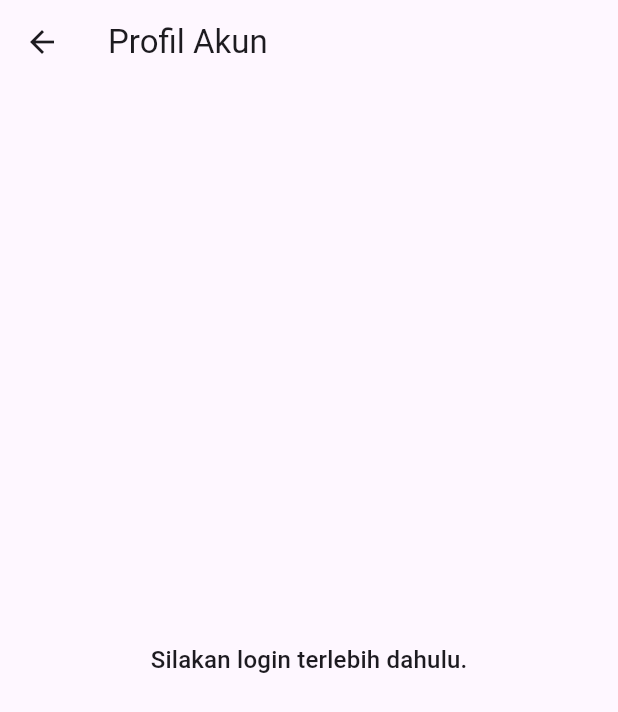
After one commit to fakur0388/sewa_mobil, a Flutter app: the ProfileScreen screen opened by its route, on a phone screen of 412 x 824 dp. The commit adds this screen. Shown: the top 712 px of the screen. Run offline on Flutter 3.47's test engine with Material 3 defaults, Android fonts, the phone set to English and light mode, and no system bars.

Commit message:
add profile screen and navigation to it from home screen

```diff
--- a/lib/main.dart
+++ b/lib/main.dart
@@ -6,6 +6,7 @@ import 'ui/screens/checkout_screen.dart';
 import 'ui/screens/home_screen.dart';
 import 'ui/screens/login_screen.dart';
 import 'ui/screens/orders_screen.dart';
+import 'ui/screens/profile_screen.dart';
 import 'ui/screens/register_screen.dart';
 import 'ui/screens/welcome_screen.dart';
 
@@ -36,6 +37,7 @@ class MyApp extends StatelessWidget {
         '/car': (_) => const CarDetailScreen(),
         '/checkout': (_) => const CheckoutScreen(),
         '/orders': (_) => const OrdersScreen(),
+        '/profile': (_) => const ProfileScreen(),
       },
       onUnknownRoute: (settings) {
         return MaterialPageRoute(
--- a/lib/ui/screens/home_screen.dart
+++ b/lib/ui/screens/home_screen.dart
@@ -22,6 +22,11 @@ class HomeScreen extends StatelessWidget {
             onPressed: () => Navigator.of(context).pushNamed('/orders'),
             tooltip: 'Riwayat',
             icon: const Icon(Icons.history),
+          ),
+          IconButton(
+            onPressed: () => Navigator.of(context).pushNamed('/profile'),
+            tooltip: 'Profil',
+            icon: const Icon(Icons.person),
           ),
           IconButton(
             onPressed: () {
--- /dev/null
+++ b/lib/ui/screens/profile_screen.dart
@@ -0,0 +1,120 @@
+import 'package:flutter/material.dart';
+
+import '../../services/auth_service.dart';
+
+class ProfileScreen extends StatelessWidget {
+  const ProfileScreen({super.key});
+
+  @override
+  Widget build(BuildContext context) {
+    final userName = AuthService.currentUserName;
+
+    return Scaffold(
+      appBar: AppBar(title: const Text('Profil Akun')),
+      body: SafeArea(
+        child: Padding(
+          padding: const EdgeInsets.all(16),
+          child: userName == null
+              ? Center(
+                  child: Text(
+                    'Silakan login terlebih dahulu.',
+                    style: Theme.of(context).textTheme.titleMedium,
+                  ),
+                )
+              : ListView(
+                  children: [
+                    const SizedBox(height: 8),
+                    Center(
+                      child: CircleAvatar(
+                        radius: 48,
+                        child: Text(
+                          userName.isNotEmpty ? userName[0].toUpperCase() : '?',
+                          style: const TextStyle(
+                            fontSize: 22,
+                            fontWeight: FontWeight.w900,
+                          ),
+                        ),
+                      ),
+                    ),
+                    const SizedBox(height: 12),
+                    Center(
+                      child: Text(
+                        userName,
+                        textAlign: TextAlign.center,
+                        style: Theme.of(context).textTheme.titleLarge?.copyWith(
+                          fontWeight: FontWeight.w900,
+                        ),
+                      ),
+                    ),
+                    const SizedBox(height: 8),
+                    Center(
+                      child: Text(
+                        'Akun ini masih versi MVP.',
+                        style: Theme.of(context).textTheme.bodyMedium?.copyWith(
+                          color: Theme.of(
+                            context,
+                          ).colorScheme.onSurface.withValues(alpha: 0.7),
+                        ),
+                      ),
+                    ),
+                    const SizedBox(height: 24),
+                    Card(
+                      child: Padding(
+                        padding: const EdgeInsets.all(14),
+                        child: Column(
+                          crossAxisAlignment: CrossAxisAlignment.start,
+                          children: [
+                            Text(
+                              'Info Akun',
+                              style: Theme.of(context).textTheme.titleMedium
+                                  ?.copyWith(fontWeight: FontWeight.w900),
+                            ),
+                            const SizedBox(height: 12),
+                            Row(
+                              children: [
+                                const Icon(Icons.person_outline),
+                                const SizedBox(width: 10),
+                                Expanded(
+                                  child: Text(
+                                    userName,
+                                    style: Theme.of(
+                                      context,
+                                    ).textTheme.bodyLarge,
+                                    overflow: TextOverflow.ellipsis,
+                                  ),
+                                ),
+                              ],
+                            ),
+                          ],
+                        ),
+                      ),
+                    ),
+                    const SizedBox(height: 18),
+                    FilledButton.icon(
+                      onPressed: () {
+                        // placeholder MVP
+                        ScaffoldMessenger.of(context).showSnackBar(
+                          const SnackBar(
+                            content: Text('Fitur edit profil belum tersedia.'),
+                          ),
+                        );
+                      },
+                      icon: const Icon(Icons.edit),
+                      label: const Text('Edit Profil'),
+                    ),
+                    const SizedBox(height: 12),
+                    OutlinedButton.icon(
+                      onPressed: () {
+                        AuthService.logout();
+                        Navigator.of(context).pushReplacementNamed('/login');
+                      },
+                      icon: const Icon(Icons.logout),
+                      label: const Text('Logout'),
+                    ),
+                  ],
+                ),
+        ),
+      ),
+    );
+  }
+}
```
